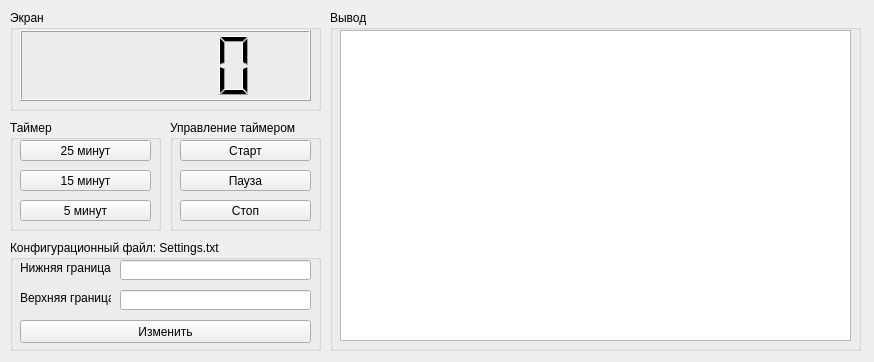
Old version of the form Timer/MainQMW.ui in the repository konsilerinos/Timer.
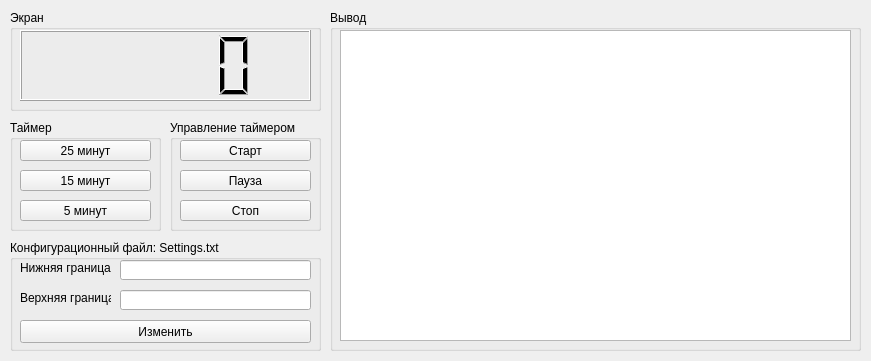
New version of the form.

```diff
--- a/Timer/MainQMW.ui
+++ b/Timer/MainQMW.ui
@@ -6,10 +6,22 @@
    <rect>
     <x>0</x>
     <y>0</y>
-    <width>874</width>
-    <height>362</height>
+    <width>871</width>
+    <height>361</height>
    </rect>
   </property>
+  <property name="minimumSize">
+   <size>
+    <width>871</width>
+    <height>361</height>
+   </size>
+  </property>
+  <property name="maximumSize">
+   <size>
+    <width>871</width>
+    <height>361</height>
+   </size>
+  </property>
   <property name="windowTitle">
    <string>Таймер</string>
   </property>
```
